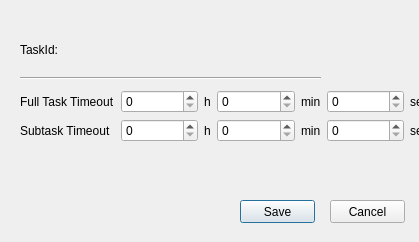
Old version of the form gnr/ui/ChangeTaskDialog.ui in the repository golemfactory/clay.
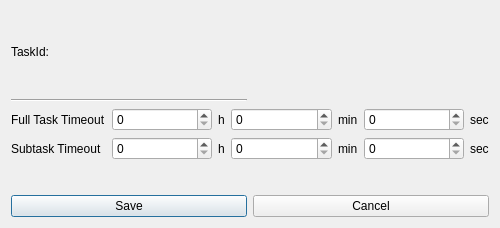
New version of the form.

Commit message: changet task and resources resizes, better preview label

```diff
--- a/gnr/ui/ChangeTaskDialog.ui
+++ b/gnr/ui/ChangeTaskDialog.ui
@@ -9,35 +9,15 @@
    <rect>
     <x>0</x>
     <y>0</y>
-    <width>419</width>
-    <height>242</height>
+    <width>500</width>
+    <height>228</height>
    </rect>
   </property>
   <property name="windowTitle">
    <string>Dialog</string>
   </property>
-  <widget class="Line" name="line">
-   <property name="geometry">
-    <rect>
-     <x>20</x>
-     <y>70</y>
-     <width>301</width>
-     <height>16</height>
-    </rect>
-   </property>
-   <property name="orientation">
-    <enum>Qt::Horizontal</enum>
-   </property>
-  </widget>
-  <widget class="QWidget" name="horizontalLayoutWidget_4">
-   <property name="geometry">
-    <rect>
-     <x>20</x>
-     <y>29</y>
-     <width>291</width>
-     <height>41</height>
-    </rect>
-   </property>
+  <layout class="QGridLayout" name="gridLayout">
+   <item row="0" column="0">
    <layout class="QHBoxLayout" name="horizontalLayout_5">
     <item>
      <widget class="QLabel" name="label_2">
@@ -54,16 +34,15 @@
      </widget>
     </item>
    </layout>
-  </widget>
-  <widget class="QWidget" name="formLayoutWidget">
-   <property name="geometry">
-    <rect>
-     <x>20</x>
-     <y>90</y>
-     <width>409</width>
-     <height>101</height>
-    </rect>
-   </property>
+   </item>
+   <item row="1" column="0">
+    <widget class="Line" name="line">
+     <property name="orientation">
+      <enum>Qt::Horizontal</enum>
+     </property>
+    </widget>
+   </item>
+   <item row="2" column="0" colspan="2">
    <layout class="QFormLayout" name="formLayout">
     <property name="fieldGrowthPolicy">
      <enum>QFormLayout::AllNonFixedFieldsGrow</enum>
@@ -232,33 +211,22 @@
      </layout>
     </item>
    </layout>
-  </widget>
+   </item>
+   <item row="3" column="0">
   <widget class="QPushButton" name="saveButton">
-   <property name="geometry">
-    <rect>
-     <x>240</x>
-     <y>200</y>
-     <width>75</width>
-     <height>23</height>
-    </rect>
-   </property>
    <property name="text">
     <string>Save</string>
    </property>
   </widget>
+   </item>
+   <item row="3" column="1">
   <widget class="QPushButton" name="cancelButton">
-   <property name="geometry">
-    <rect>
-     <x>330</x>
-     <y>200</y>
-     <width>75</width>
-     <height>23</height>
-    </rect>
-   </property>
    <property name="text">
     <string>Cancel</string>
    </property>
   </widget>
+   </item>
+  </layout>
  </widget>
  <resources/>
  <connections/>
```
Lines whose indentation alone changed are shown as unchanged. The commit also changes 2 other files.
